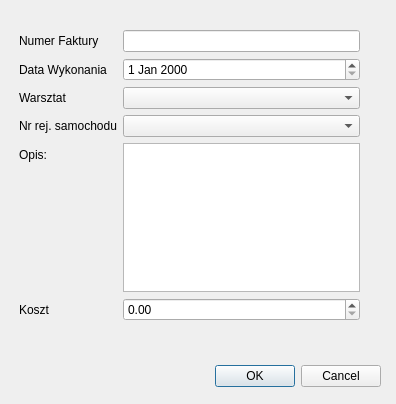
margap1998/Bazy-danych-taxi, file Dialogi/dodajnaprawe.ui: the form before one commit.
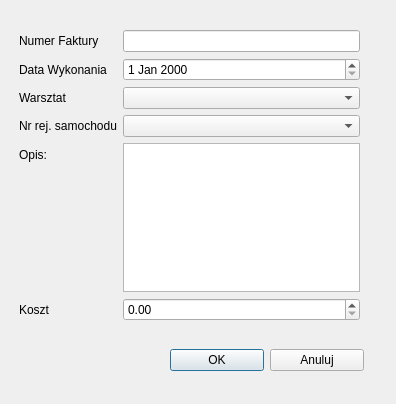
The form after the commit.

Diff of the .ui file:
```diff
--- a/Dialogi/dodajnaprawe.ui
+++ b/Dialogi/dodajnaprawe.ui
@@ -19,22 +19,6 @@
   <property name="windowTitle">
    <string>Dialog</string>
   </property>
-  <widget class="QDialogButtonBox" name="buttonBox">
-   <property name="geometry">
-    <rect>
-     <x>40</x>
-     <y>360</y>
-     <width>341</width>
-     <height>32</height>
-    </rect>
-   </property>
-   <property name="orientation">
-    <enum>Qt::Horizontal</enum>
-   </property>
-   <property name="standardButtons">
-    <set>QDialogButtonBox::Cancel|QDialogButtonBox::Ok</set>
-   </property>
-  </widget>
   <widget class="QWidget" name="formLayoutWidget">
    <property name="geometry">
     <rect>
@@ -117,6 +101,32 @@
     </item>
    </layout>
   </widget>
+  <widget class="QWidget" name="horizontalLayoutWidget">
+   <property name="geometry">
+    <rect>
+     <x>170</x>
+     <y>320</y>
+     <width>194</width>
+     <height>80</height>
+    </rect>
+   </property>
+   <layout class="QHBoxLayout" name="horizontalLayout">
+    <item>
+     <widget class="QPushButton" name="Ok">
+      <property name="text">
+       <string>OK</string>
+      </property>
+     </widget>
+    </item>
+    <item>
+     <widget class="QPushButton" name="anuluj">
+      <property name="text">
+       <string>Anuluj</string>
+      </property>
+     </widget>
+    </item>
+   </layout>
+  </widget>
  </widget>
  <resources/>
  <connections>
```
Left out of the diff: 40 changed lines with no effect on the pictures.
